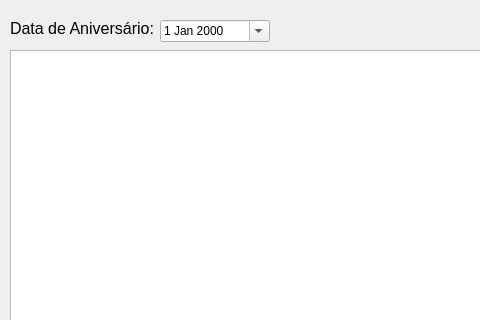
Old version of the form aniversariantes/interface.ui in the repository kazluBR/hpsol-desktop-apps; both pictures show x 0 to 480 and y 0 to 320 of the 843 by 550 pixel window.
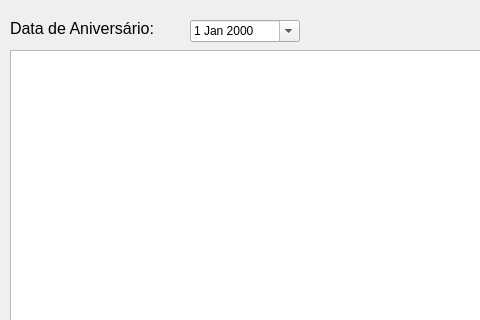
New version of the form.

What changed in the file:
```diff
--- a/aniversariantes/interface.ui
+++ b/aniversariantes/interface.ui
@@ -17,7 +17,7 @@
    <widget class="QDateEdit" name="dateEditAniversario">
     <property name="geometry">
      <rect>
-      <x>160</x>
+      <x>190</x>
       <y>20</y>
       <width>110</width>
       <height>22</height>
@@ -32,7 +32,7 @@
      <rect>
       <x>10</x>
       <y>20</y>
-      <width>151</width>
+      <width>181</width>
       <height>16</height>
      </rect>
     </property>
```
Left out of the diff: 2 changed lines with no effect on the pictures.
